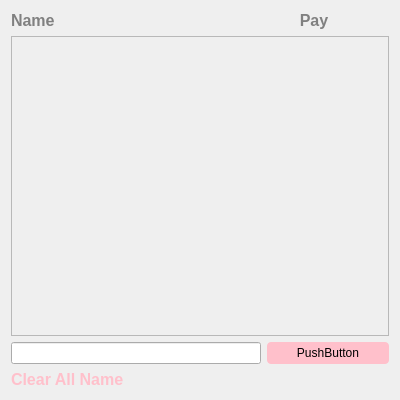
First picture: the form in BillSplittr/peoplewindow.ui, repository neneprm/BillSplittr, before the edit.
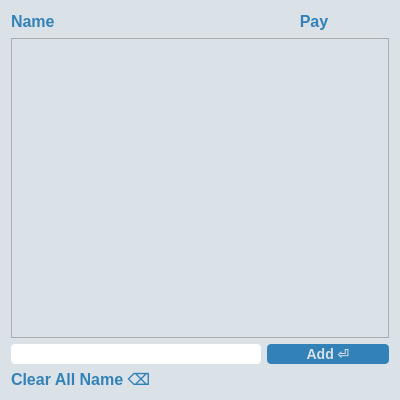
Second picture: the form after the edit.

Commit message:
Update people window ui
Adjust size

Patch:
```diff
--- a/BillSplittr/peoplewindow.ui
+++ b/BillSplittr/peoplewindow.ui
@@ -10,9 +10,18 @@
     <height>400</height>
    </rect>
   </property>
+  <property name="maximumSize">
+   <size>
+    <width>400</width>
+    <height>400</height>
+   </size>
+  </property>
   <property name="windowTitle">
    <string>Form</string>
   </property>
+  <property name="styleSheet">
+   <string notr="true">background-color: #dae1e7;</string>
+  </property>
   <layout class="QVBoxLayout" name="verticalLayout">
    <item>
     <layout class="QHBoxLayout" name="horizontalLayout">
@@ -27,7 +36,7 @@
        <property name="styleSheet">
         <string notr="true">font: 16px;
 font: bold;
-color: gray;</string>
+color: #3282b8;</string>
        </property>
        <property name="text">
         <string>Name</string>
@@ -45,7 +54,7 @@
        <property name="styleSheet">
         <string notr="true">font: 16px;
 font: bold;
-color: gray;</string>
+color: #3282b8;</string>
        </property>
        <property name="text">
         <string>Pay</string>
@@ -58,7 +67,13 @@
     </layout>
    </item>
    <item>
-    <widget class="QScrollArea" name="scrollArea">
+    <widget class="QScrollArea" name="name_scrollArea">
+     <property name="maximumSize">
+      <size>
+       <width>400</width>
+       <height>300</height>
+      </size>
+     </property>
      <property name="widgetResizable">
       <bool>true</bool>
      </property>
@@ -68,7 +83,7 @@
         <x>0</x>
         <y>0</y>
         <width>374</width>
-        <height>277</height>
+        <height>280</height>
        </rect>
       </property>
      </widget>
@@ -84,6 +99,10 @@
          <height>40</height>
         </size>
        </property>
+       <property name="styleSheet">
+        <string notr="true">background-color: none;
+border-radius: 4px;</string>
+       </property>
       </widget>
      </item>
      <item>
@@ -96,9 +115,12 @@
        </property>
        <property name="styleSheet">
         <string notr="true">QPushButton{
+	font: 14px;
+	font: bold;
+	color: #dae1e7;
 	border: solid;
 	border-radius: 4px;
-	background-color: pink;
+	background-color: #3282b8;
 }
 
 QPushButton:pressed{
@@ -106,7 +128,7 @@
 }</string>
        </property>
        <property name="text">
-        <string>PushButton</string>
+        <string>Add ⏎</string>
        </property>
       </widget>
      </item>
@@ -119,7 +141,7 @@
 	font: 16px;
 	font: bold;
 	text-align: left;
-	color:pink;
+	color: #3282b8;
 	border: none;
 	background: none;
 	background-color: transparent;
@@ -130,7 +152,7 @@
 }</string>
      </property>
      <property name="text">
-      <string>Clear All Name</string>
+      <string>Clear All Name ⌫</string>
      </property>
     </widget>
    </item>
```
Left out of the diff: 14 changed lines with no effect on the pictures. The commit also changes 2 other files.
